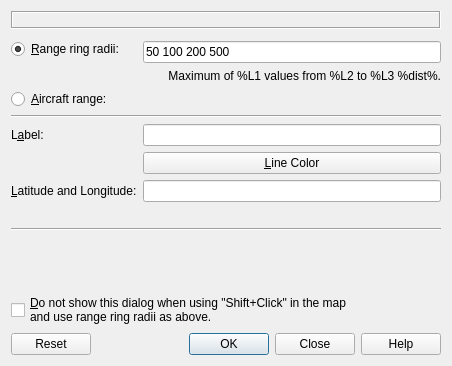
Before: the Qt Designer form src/gui/rangemarkerdialog.ui in albar965/littlenavmap, drawn with Qt 5.
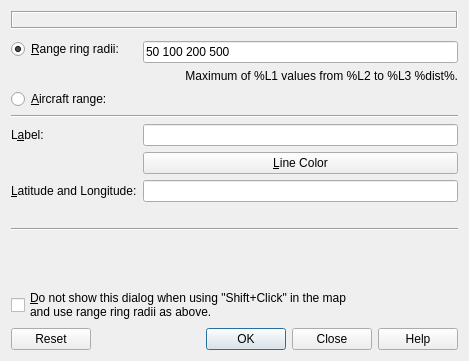
After: the same form once the commit is applied.

Commit message: Small improvements to range ring dialog.

Diff of the .ui file:
```diff
--- a/src/gui/rangemarkerdialog.ui
+++ b/src/gui/rangemarkerdialog.ui
@@ -6,8 +6,8 @@
    <rect>
     <x>0</x>
     <y>0</y>
-    <width>452</width>
-    <height>366</height>
+    <width>469</width>
+    <height>361</height>
    </rect>
   </property>
   <property name="windowTitle">
```
Left out of the diff: 41 changed lines with no effect on the pictures. The commit also changes 1 other file.
